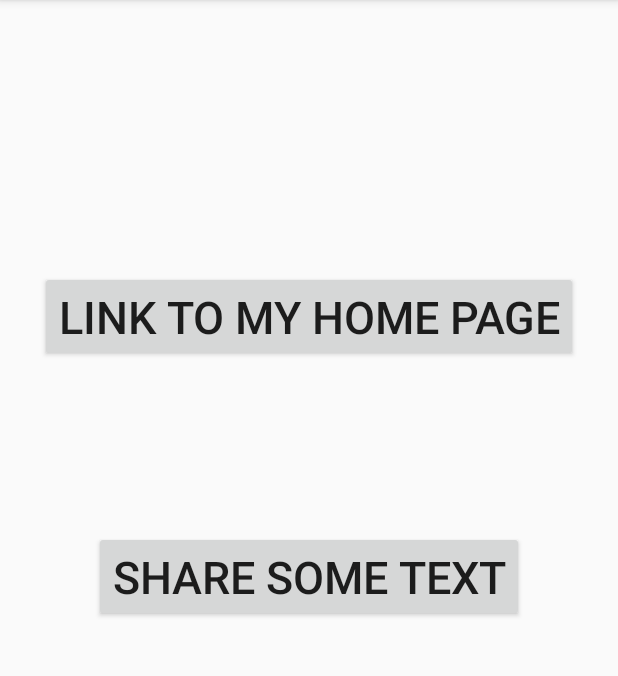
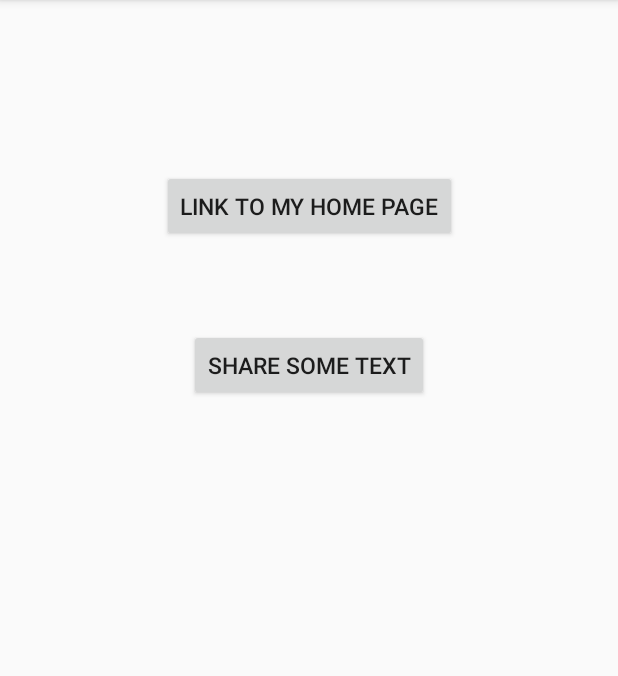
Before and after one commit to JasonTang99/Art3mis, an Android app: the screen it shows after launch (MainActivity), after a tap on "SHARE SOME TEXT", on a phone screen of 412 x 824 dp, the part 84-760 px from its top. Run offline under Robolectric (Android 15) with nearby library versions, the phone set to English and light mode, and no system bars.

Commit message:
Added new activity "Results"

```diff
--- a/app/src/main/AndroidManifest.xml
+++ b/app/src/main/AndroidManifest.xml
@@ -16,6 +16,9 @@
         <category android:name="android.intent.category.LAUNCHER" />
       </intent-filter>
     </activity>
+    <activity android:name=".Results">
+
+    </activity>
   </application>
 
 </manifest>
--- a/app/src/main/java/com/example/jason/art3mis/MainActivity.java
+++ b/app/src/main/java/com/example/jason/art3mis/MainActivity.java
@@ -27,11 +27,11 @@ public class MainActivity extends AppCompatActivity {
 
   public void shareText(View v) {
     String mimeType = "text/plain";
-    String title = "Learn to Share";
+    String title = "Share my site";
     ShareCompat.IntentBuilder.from(this)
         .setChooserTitle(title)
         .setType(mimeType)
-        .setText("Wow MildlySpicy is so cool")
+        .setText("https://1999jasontang.github.io/")
         .startChooser();
   }
 
--- a/app/src/main/res/layout/activity_main.xml
+++ b/app/src/main/res/layout/activity_main.xml
@@ -17,12 +17,12 @@
     android:layout_marginTop="8dp"
     android:onClick="openHomePage"
     android:text="@string/homeLink"
-    android:textSize="30sp"
+    android:textSize="15sp"
     app:layout_constraintBottom_toBottomOf="parent"
     app:layout_constraintEnd_toEndOf="parent"
     app:layout_constraintStart_toStartOf="parent"
     app:layout_constraintTop_toTopOf="parent"
-    app:layout_constraintVertical_bias="0.25" />
+    app:layout_constraintVertical_bias="0.15" />
 
   <Button
     android:layout_width="wrap_content"
@@ -35,11 +35,11 @@
     android:layout_marginTop="8dp"
     android:onClick="shareText"
     android:text="Share Some Text"
-    android:textSize="30sp"
+    android:textSize="15sp"
     app:layout_constraintBottom_toBottomOf="parent"
     app:layout_constraintEnd_toEndOf="parent"
     app:layout_constraintStart_toStartOf="parent"
     app:layout_constraintTop_toTopOf="parent"
-    app:layout_constraintVertical_bias="0.5" />
+    app:layout_constraintVertical_bias="0.3" />
 
 </android.support.constraint.ConstraintLayout>
```
Also changed, not shown: app/src/main/java/com/example/jason/art3mis/Results.java (added, +13 -0 lines), app/src/main/res/layout/activity_results.xml (added, +9 -0 lines).
